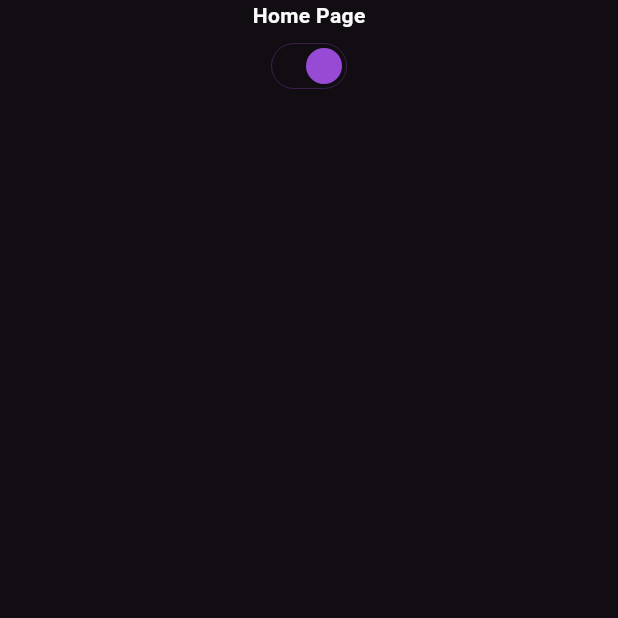
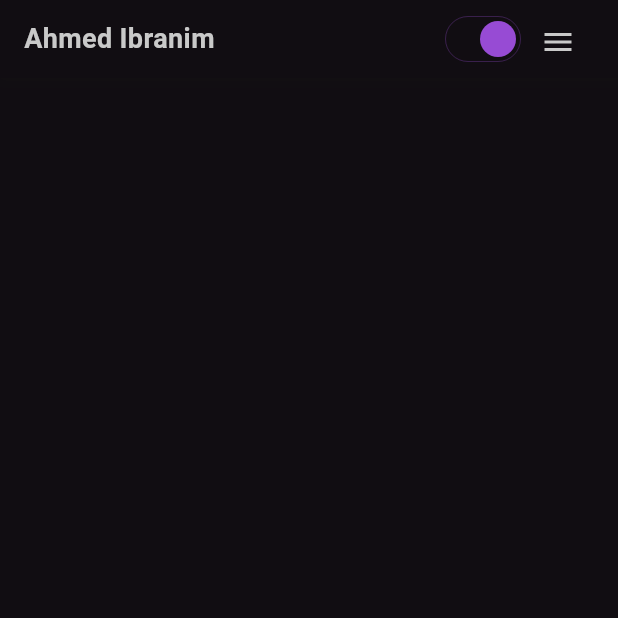
Before and after one commit to ahmedibrahim240/portfolio, a Flutter app: the screen it shows after launch, on a phone screen of 412 x 824 dp, the top half of it. Run offline on Flutter 3.47's test engine with Material 3 defaults, Android fonts, the phone set to English and light mode, and no system bars; our stand-ins replace bloc, flutter_bloc, freezed_annotation, get_it, hydrated_bloc.

Commit message:
app menu

```diff
--- a/lib/core/di/dependency_injection.dart
+++ b/lib/core/di/dependency_injection.dart
@@ -1,8 +1,10 @@
 import 'package:get_it/get_it.dart';
 import 'package:my_portfolio/core/themes/cubit/theme_cubit.dart';
+import 'package:my_portfolio/view/app_bar/logic/cubit/drawer_menu_cubit.dart';
 
 final getIt = GetIt.instance;
 
 void setupGetIt() {
   getIt.registerLazySingleton<ThemeCubit>(() => ThemeCubit());
+  getIt.registerLazySingleton<DrawerMenuCubit>(() => DrawerMenuCubit());
 }
--- /dev/null
+++ b/lib/core/routing/routes.dart
@@ -0,0 +1,8 @@
+class AppRoutes {
+  static const String home = '/';
+  static const String experiences = '/experiences';
+  static const String about = '/about';
+  static const String skills = '/skills';
+  static const String projects = '/projects';
+  static const String contact = '/contact';
+}
--- a/lib/core/themes/app_theme.dart
+++ b/lib/core/themes/app_theme.dart
@@ -1,4 +1,7 @@
+// ignore_for_file: deprecated_member_use
+
 import 'package:flutter/material.dart';
+import 'package:my_portfolio/core/helper/app_size.dart';
 import 'package:my_portfolio/core/themes/app_colors.dart';
 
 class AppTheme {
@@ -9,8 +12,14 @@ class AppTheme {
     brightness: Brightness.dark,
     colorScheme: ColorScheme.dark(
       primary: AppColors.primary,
-      surface: AppColors.scaffoldDarkBg,
-      onSurface: AppColors.gray[100]!,
+      background: AppColors.scaffoldDarkBg,
+      onBackground: AppColors.gray[100]!,
+      surface: AppColors.gray[850]!,
+      onSurface: AppColors.gray[300]!,
+      onInverseSurface: AppColors.gray[400]!,
+      tertiary: AppColors.gray[900]!,
+      outline: AppColors.gray[800]!,
+      outlineVariant: AppColors.gray[800]!,
     ),
 
     appBarTheme: AppBarTheme(backgroundColor: AppColors.gray[900]),
@@ -37,6 +46,26 @@ class AppTheme {
         return AppColors.gray[100]!; // Figma OFF color
       }),
     ),
+    elevatedButtonTheme: ElevatedButtonThemeData(
+      style: ButtonStyle(
+        fixedSize: const WidgetStatePropertyAll(Size.fromHeight(40)),
+        backgroundColor: _primaryButtonStates,
+        padding: WidgetStatePropertyAll(
+          EdgeInsets.symmetric(horizontal: AppSize.medSized, vertical: 10),
+        ),
+        textStyle: _dartElvatedButtonTextStyle,
+      ),
+    ),
+    outlinedButtonTheme: OutlinedButtonThemeData(
+      style: ButtonStyle(
+        fixedSize: const WidgetStatePropertyAll(Size.fromHeight(40)),
+        side: _outlineButtonStates,
+        padding: WidgetStatePropertyAll(
+          EdgeInsets.symmetric(horizontal: AppSize.medSized, vertical: 10),
+        ),
+        textStyle: _dartOutlineButtonTextStyle,
+      ),
+    ),
   );
   static final ThemeData lightTheme = ThemeData(
     scaffoldBackgroundColor: AppColors.scaffoldLightBg,
@@ -46,10 +75,36 @@ class AppTheme {
 
     colorScheme: ColorScheme.light(
       primary: AppColors.primary,
-      surface: AppColors.scaffoldLightBg,
-      onSurface: AppColors.gray[900]!,
+      background: AppColors.scaffoldLightBg,
+      onBackground: AppColors.gray[800]!,
+      surface: AppColors.gray[200]!,
+      onSurface: AppColors.gray[700]!,
+      onInverseSurface: AppColors.gray[600]!,
+      tertiary: AppColors.gray[900]!,
+      outline: AppColors.gray[300]!,
+      outlineVariant: AppColors.gray[400]!,
     ),
     appBarTheme: AppBarTheme(backgroundColor: AppColors.gray[900]),
+    elevatedButtonTheme: ElevatedButtonThemeData(
+      style: ButtonStyle(
+        fixedSize: const WidgetStatePropertyAll(Size.fromHeight(40)),
+        backgroundColor: _primaryButtonStates,
+        padding: WidgetStatePropertyAll(
+          EdgeInsets.symmetric(horizontal: AppSize.medSized, vertical: 10),
+        ),
+        textStyle: _lightElvatedButtonTextStyle,
+      ),
+    ),
+    outlinedButtonTheme: OutlinedButtonThemeData(
+      style: ButtonStyle(
+        fixedSize: const WidgetStatePropertyAll(Size.fromHeight(40)),
+        side: _outlineButtonStates,
+        padding: WidgetStatePropertyAll(
+          EdgeInsets.symmetric(horizontal: AppSize.medSized, vertical: 10),
+        ),
+        textStyle: _lightOutlineButtonTextStyle,
+      ),
+    ),
     switchTheme: SwitchThemeData(
       padding: EdgeInsets.zero,
 
@@ -73,4 +128,37 @@ class AppTheme {
       }),
     ),
   );
+
+  static final _primaryButtonStates = WidgetStateProperty.resolveWith<Color>((states) {
+    if (states.contains(WidgetState.hovered) || states.contains(WidgetState.pressed)) {
+      return AppColors.primary.withValues(alpha: .7);
+    }
+    return AppColors.primary;
+  });
+  static final _outlineButtonStates = WidgetStateProperty.resolveWith((states) {
+    if (states.contains(WidgetState.hovered) || states.contains(WidgetState.pressed)) {
+      return BorderSide(color: AppColors.primary.withValues(alpha: .7));
+    }
+    return const BorderSide(color: AppColors.primary);
+  });
+
+  static WidgetStatePropertyAll<TextStyle?>? get _dartElvatedButtonTextStyle =>
+      WidgetStatePropertyAll<TextStyle?>(
+        TextStyle(color: AppColors.gray[100], fontWeight: FontWeight.w500),
+      );
+
+  static WidgetStatePropertyAll<TextStyle?>? get _lightElvatedButtonTextStyle =>
+      WidgetStatePropertyAll<TextStyle?>(
+        TextStyle(color: AppColors.gray[100], fontWeight: FontWeight.w500),
+      );
+
+  static WidgetStatePropertyAll<TextStyle?>? get _dartOutlineButtonTextStyle =>
+      WidgetStatePropertyAll<TextStyle?>(
+        TextStyle(color: AppColors.gray[100], fontWeight: FontWeight.w500),
+      );
+
+  static WidgetStatePropertyAll<TextStyle?>? get _lightOutlineButtonTextStyle =>
+      WidgetStatePropertyAll(
+        TextStyle(color: AppColors.gray[800], fontWeight: FontWeight.w500),
+      );
 }
--- a/lib/main.dart
+++ b/lib/main.dart
@@ -5,6 +5,7 @@
 import 'package:my_portfolio/core/di/dependency_injection.dart';
 import 'package:my_portfolio/core/themes/app_theme.dart';
 import 'package:my_portfolio/core/themes/cubit/theme_cubit.dart';
+import 'package:my_portfolio/view/app_bar/logic/cubit/drawer_menu_cubit.dart';
 import 'package:my_portfolio/view/home/home_page.dart';
 import 'package:path_provider/path_provider.dart';
 
@@ -26,8 +27,11 @@
 
   @override
   Widget build(BuildContext context) {
-    return BlocProvider(
-      create: (context) => getIt<ThemeCubit>(),
+    return MultiBlocProvider(
+      providers: [
+        BlocProvider(create: (context) => getIt<ThemeCubit>()),
+        BlocProvider(create: (context) => getIt<DrawerMenuCubit>()),
+      ],
       child: BlocBuilder<ThemeCubit, bool>(
         builder: (context, state) {
           return MaterialApp(
--- /dev/null
+++ b/lib/view/app_bar/data/models/app_menu_models.dart
@@ -0,0 +1,15 @@
+import 'package:my_portfolio/core/routing/routes.dart';
+
+class AppMenuModel {
+  final String title, path;
+  final int index;
+
+  AppMenuModel({required this.title, required this.index, required this.path});
+  static List<AppMenuModel> menuList = [
+    AppMenuModel(title: 'Experiences', index: 0, path: AppRoutes.experiences),
+    AppMenuModel(title: 'Skills', index: 1, path: AppRoutes.skills),
+    AppMenuModel(title: 'Projects', index: 2, path: AppRoutes.projects),
+    AppMenuModel(title: 'About Me', index: 3, path: AppRoutes.about),
+    AppMenuModel(title: 'Contact Me', index: 4, path: AppRoutes.contact),
+  ];
+}
--- /dev/null
+++ b/lib/view/app_bar/logic/cubit/drawer_menu_cubit.dart
@@ -0,0 +1,13 @@
+import 'package:bloc/bloc.dart';
+import 'package:my_portfolio/view/app_bar/logic/cubit/drawer_menu_state.dart';
+
+class DrawerMenuCubit extends Cubit<DrawerMenuState> {
+  DrawerMenuCubit() : super(const DrawerMenuState.initial());
+  void changeDrawerState(bool isOpen) {
+    if (isOpen) {
+      emit(const DrawerMenuState.open());
+    } else {
+      emit(const DrawerMenuState.close());
+    }
+  }
+}
--- /dev/null
+++ b/lib/view/app_bar/logic/cubit/drawer_menu_state.dart
@@ -0,0 +1,10 @@
+import 'package:freezed_annotation/freezed_annotation.dart';
+
+part 'drawer_menu_state.freezed.dart';
+
+@freezed
+class DrawerMenuState<T> with _$DrawerMenuState<T> {
+  const factory DrawerMenuState.initial() = _Initial;
+  const factory DrawerMenuState.open() = _Open;
+  const factory DrawerMenuState.close() = _Close;
+}
--- /dev/null
+++ b/lib/view/app_bar/ui/app_bar_drawer_icon.dart
@@ -0,0 +1,60 @@
+import 'package:flutter/material.dart';
+import 'package:flutter_bloc/flutter_bloc.dart';
+import 'package:my_portfolio/view/app_bar/logic/cubit/drawer_menu_cubit.dart';
+import 'package:my_portfolio/view/app_bar/logic/cubit/drawer_menu_state.dart';
+
+class AppBarDrawerIcon extends StatefulWidget {
+  const AppBarDrawerIcon({super.key});
+
+  @override
+  State<AppBarDrawerIcon> createState() => _AppBarDrawerIconState();
+}
+
+class _AppBarDrawerIconState extends State<AppBarDrawerIcon>
+    with SingleTickerProviderStateMixin {
+  late AnimationController _controller;
+  late Animation<double> _animation;
+  bool isOpen = false;
+  @override
+  void initState() {
+    super.initState();
+    isOpen = false;
+    _controller = AnimationController(
+      vsync: this,
+      duration: const Duration(milliseconds: 200),
+    );
+    _animation = Tween<double>(begin: 0, end: 1).animate(_controller);
+  }
+
+  @override
+  void dispose() {
+    _controller.dispose();
+    super.dispose();
+  }
+
+  @override
+  Widget build(BuildContext context) {
+    return BlocListener<DrawerMenuCubit, DrawerMenuState>(
+      listener: (context, state) {
+        state.maybeWhen(
+          orElse: () {},
+          open: () {
+            _controller.forward();
+          },
+          close: () {
+            _controller.reverse();
+          },
+        );
+      },
+      child: IconButton(
+        icon: AnimatedIcon(icon: AnimatedIcons.menu_close, progress: _animation),
+        onPressed: () {
+          context.read<DrawerMenuCubit>().changeDrawerState(!isOpen);
+          isOpen = !isOpen;
+
+          setState(() {});
+        },
+      ),
+    );
+  }
+}
--- /dev/null
+++ b/lib/view/app_bar/ui/app_menu.dart
@@ -0,0 +1,110 @@
+import 'package:flutter/material.dart';
+import 'package:flutter_bloc/flutter_bloc.dart';
+import 'package:my_portfolio/core/helper/app_size.dart';
+import 'package:my_portfolio/core/helper/extensions.dart';
+import 'package:my_portfolio/core/themes/app_text_style.dart';
+import 'package:my_portfolio/view/app_bar/data/models/app_menu_models.dart';
+import 'package:my_portfolio/view/app_bar/logic/cubit/drawer_menu_cubit.dart';
+import 'package:my_portfolio/view/app_bar/logic/cubit/drawer_menu_state.dart';
+
+class MenuItem extends StatelessWidget {
+  final String title;
+  final bool isSelected;
+  final VoidCallback onTap;
+  const MenuItem({
+    super.key,
+    required this.onTap,
+    required this.title,
+    required this.isSelected,
+  });
+
+  @override
+  Widget build(BuildContext context) {
+    return InkWell(
+      onTap: onTap,
+      child: Container(
+        padding: EdgeInsets.symmetric(
+          horizontal: AppSize.medSized,
+          vertical: AppSize.xsSized,
+        ),
+        child: Text(title, style: SmallTextStyles().bodyLgMedium),
+      ),
+    );
+  }
+}
+
+class DrawerMenu extends StatefulWidget {
+  const DrawerMenu({super.key});
+
+  @override
+  State<DrawerMenu> createState() => _DrawerMenuState();
+}
+
+class _DrawerMenuState extends State<DrawerMenu> with SingleTickerProviderStateMixin {
+  late final AnimationController _controller;
+  late final Animation<Offset> _animation;
+  @override
+  void initState() {
+    _controller = AnimationController(
+      vsync: this,
+      duration: const Duration(milliseconds: 200),
+    );
+    _animation = Tween<Offset>(
+      begin: const Offset(0, -1),
+      end: Offset.zero,
+    ).animate(CurvedAnimation(parent: _controller, curve: Curves.easeIn));
+    context.read<DrawerMenuCubit>().changeDrawerState(false);
+    super.initState();
+  }
+
+  @override
+  void dispose() {
+    _controller.dispose();
+    super.dispose();
+  }
+
+  @override
+  Widget build(BuildContext context) {
+    return BlocListener<DrawerMenuCubit, DrawerMenuState>(
+      listener: (context, state) {
+        state.maybeWhen(
+          orElse: () {},
+          open: () {
+            _controller.forward();
+          },
+          close: () {
+            _controller.reverse();
+          },
+        );
+      },
+      child: ClipRRect(
+        child: SlideTransition(
+          position: _animation,
+          child: Container(
+            alignment: AlignmentDirectional.centerStart,
+            decoration: BoxDecoration(
+              color: context.theme.colorScheme.surface,
+              boxShadow: [
+                BoxShadow(
+                  color: context.theme.colorScheme.surface.withValues(alpha: 0.4),
+                  spreadRadius: 3,
+                  blurRadius: 6,
+                ),
+              ],
+            ),
+            child: Column(
+              mainAxisAlignment: MainAxisAlignment.start,
+              crossAxisAlignment: CrossAxisAlignment.start,
+              children: AppMenuModel.menuList
+                  .map(
+                    (e) =>
+                        MenuItem(onTap: () {}, title: e.title, isSelected: e.index == 0),
+                  )
+                  .toList(),
+            ),
+          ),
+        ),
+      ),
+    );
+  }
+}
--- /dev/null
+++ b/lib/view/app_bar/ui/home_app_bar.dart
@@ -0,0 +1,50 @@
+import 'package:flutter/material.dart';
+import 'package:my_portfolio/core/helper/app_size.dart';
+import 'package:my_portfolio/core/helper/extensions.dart';
+import 'package:my_portfolio/view/app_bar/data/models/app_menu_models.dart';
+import 'package:my_portfolio/view/app_bar/ui/app_menu.dart';
+import 'package:my_portfolio/view/app_bar/ui/theme_toggle.dart';
+
+import 'app_bar_drawer_icon.dart';
+
+class HomeAppBar extends StatelessWidget {
+  const HomeAppBar({super.key});
+
+  @override
+  Widget build(BuildContext context) {
+    return Column(
+      children: [
+        AnimatedContainer(
+          duration: const Duration(milliseconds: 200),
+          color: context.theme.customColors.background,
+          height: context.insets.appBarHeight,
+          alignment: Alignment.center,
+          padding: EdgeInsets.symmetric(
+            horizontal: context.insets.horizontalPadding,
+            vertical: context.insets.verticalPadding,
+          ),
+          child: ConstrainedBox(
+            constraints: BoxConstraints(maxWidth: AppSize.maxWidth),
+            child: Row(
+              mainAxisAlignment: MainAxisAlignment.center,
+              crossAxisAlignment: CrossAxisAlignment.center,
+              children: [
+                Text('Ahmed Ibranim', style: context.textStyle.heading2),
+                const Spacer(),
+                if (context.isDesktop)
+                  ...AppMenuModel.menuList.map(
+                    (e) =>
+                        MenuItem(onTap: () {}, title: e.title, isSelected: e.index == 0),
+                  ),
+                const Spacer(),
+                const ThemeToggle(),
+                if (!context.isDesktop) const AppBarDrawerIcon(),
+              ],
+            ),
+          ),
+        ),
+        if (!context.isDesktop) const DrawerMenu(),
+      ],
+    );
+  }
+}
--- /dev/null
+++ b/lib/view/app_bar/ui/theme_toggle.dart
@@ -0,0 +1,21 @@
+import 'package:flutter/material.dart';
+import 'package:flutter_bloc/flutter_bloc.dart';
+import 'package:my_portfolio/core/themes/cubit/theme_cubit.dart';
+
+class ThemeToggle extends StatelessWidget {
+  const ThemeToggle({super.key});
+
+  @override
+  Widget build(BuildContext context) {
+    return BlocBuilder<ThemeCubit, bool>(
+      builder: (context, state) {
+        return Switch(
+          value: state,
+          onChanged: (value) {
+            context.read<ThemeCubit>().updateThemeMode(value);
+          },
+        );
+      },
+    );
+  }
+}
--- a/lib/view/home/home_page.dart
+++ b/lib/view/home/home_page.dart
@@ -1,32 +1,13 @@
 import 'package:flutter/material.dart';
-import 'package:flutter_bloc/flutter_bloc.dart';
-import 'package:my_portfolio/core/helper/extensions.dart';
-
-import '../../core/themes/cubit/theme_cubit.dart';
+import 'package:my_portfolio/view/app_bar/ui/home_app_bar.dart';
 
 class HomePage extends StatelessWidget {
   const HomePage({super.key});
 
   @override
   Widget build(BuildContext context) {
-    return Scaffold(
-      body: Center(
-        child: Column(
-          children: [
-            Text('Home Page', style: context.textStyle.titleSmBold),
-            BlocBuilder<ThemeCubit, bool>(
-              builder: (context, state) {
-                return Switch(
-                  value: state,
-                  onChanged: (value) {
-                    context.read<ThemeCubit>().updateThemeMode(value);
-                  },
-                );
-              },
-            ),
-          ],
-        ),
-      ),
+    return const Scaffold(
+      body: SingleChildScrollView(child: Column(children: [HomeAppBar()])),
     );
   }
 }
--- a/pubspec.yaml
+++ b/pubspec.yaml
@@ -20,6 +20,8 @@ dependencies:
   flutter:
     sdk: flutter
   flutter_bloc: ^9.1.1
+  freezed: ^3.2.0
+  freezed_annotation: ^3.1.0
   get_it: ^8.0.3
   hydrated_bloc: ^10.1.1
   path_provider: ^2.1.4
```
Also changed, not shown: lib/core/helper/app_size.dart (added, +45 -0 lines), lib/core/helper/extensions.dart (+34 -0 lines), lib/core/routing/app_router.dart (added), lib/view/app_bar/logic/cubit/drawer_menu_state.freezed.dart (added), pubspec.lock.
